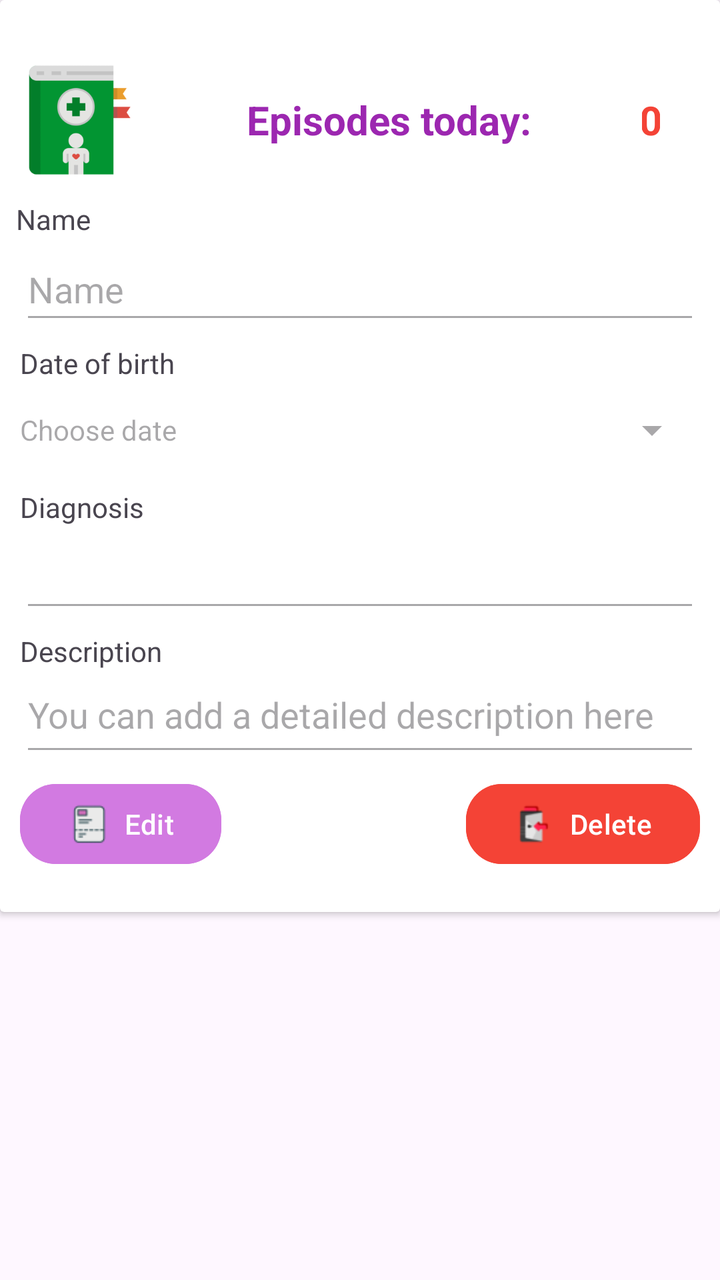
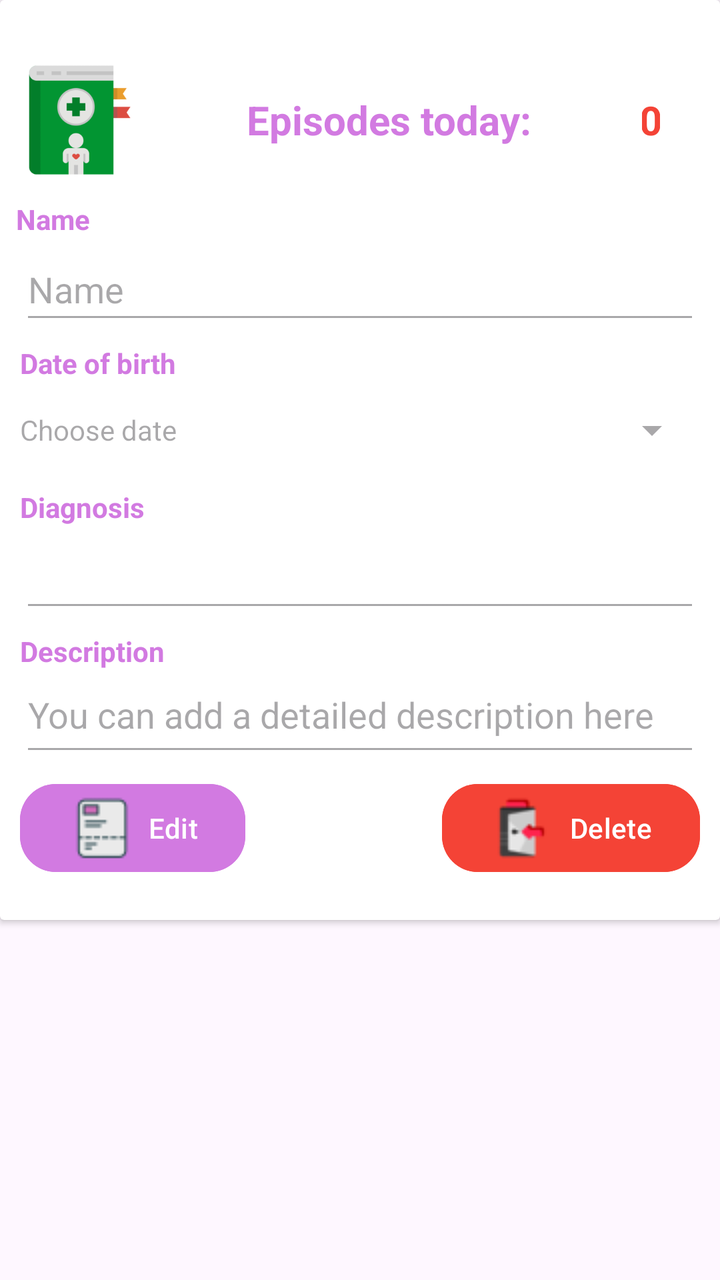

Before-and-after screenshots of an Android layout around one commit, followed by the original layout XML and the change that was made.
<!-- AndroidManifest.xml: application theme Theme.AppFond -->
<!-- res/layout/diag_list_item.xml -->
<?xml version="1.0" encoding="utf-8"?>
<androidx.constraintlayout.widget.ConstraintLayout xmlns:android="http://schemas.android.com/apk/res/android"
    xmlns:app="http://schemas.android.com/apk/res-auto"
    xmlns:tools="http://schemas.android.com/tools"
    android:layout_width="match_parent"
    android:layout_height="wrap_content">

    <androidx.cardview.widget.CardView
        android:layout_width="0dp"
        android:layout_height="wrap_content"
        app:layout_constraintEnd_toEndOf="parent"
        app:layout_constraintStart_toStartOf="parent"
        app:layout_constraintTop_toTopOf="parent">

        <androidx.constraintlayout.widget.ConstraintLayout
            android:layout_width="match_parent"
            android:layout_height="wrap_content">

            <ImageView
                android:id="@+id/imageView11"
                android:layout_width="60dp"
                android:layout_height="60dp"
                android:layout_marginStart="8dp"
                android:layout_marginTop="30dp"
                android:src="@drawable/handbook_medicine"
                app:layout_constraintStart_toStartOf="parent"
                app:layout_constraintTop_toTopOf="parent" />

            <TextView
                android:id="@+id/textView3"
                android:layout_width="243dp"
                android:layout_height="60dp"
                android:layout_marginStart="5dp"
                android:layout_marginTop="30dp"
                android:layout_marginEnd="5dp"
                android:gravity="center_vertical"
                android:singleLine="false"
                android:text="@string/res_fix_btn_text"
                android:textAlignment="center"
                android:textAllCaps="false"
                android:textColor="#9C27B0"
                android:textSize="20sp"
                android:textStyle="bold"
                app:layout_constraintEnd_toStartOf="@+id/labelCountEpi"
                app:layout_constraintStart_toEndOf="@+id/imageView11"
                app:layout_constraintTop_toTopOf="parent" />

            <TextView
                android:id="@+id/labelCountEpi"
                android:layout_width="0dp"
                android:layout_height="60dp"
                android:layout_marginTop="30dp"
                android:layout_marginEnd="30dp"
                android:gravity="center_vertical"
                android:text="@string/cnt_txt_epi"
                android:textAlignment="center"
                android:textColor="@color/red"
                android:textSize="20sp"
                android:textStyle="bold"
                app:layout_constraintEnd_toEndOf="parent"
                app:layout_constraintStart_toEndOf="@+id/textView3"
                app:layout_constraintTop_toTopOf="parent" />

            <TextView
                android:id="@+id/textView5"
                android:layout_width="54dp"
                android:layout_height="19dp"
                android:layout_marginStart="8dp"
                android:layout_marginTop="10dp"
                android:text="@string/textName"
                app:layout_constraintStart_toStartOf="parent"
                app:layout_constraintTop_toBottomOf="@+id/textView3" />

            <TextView
                android:id="@+id/textView7"
                android:layout_width="wrap_content"
                android:layout_height="wrap_content"
                android:layout_marginStart="10dp"
                android:layout_marginTop="5dp"
                android:text="@string/textBirthday"
                app:layout_constraintStart_toStartOf="parent"
                app:layout_constraintTop_toBottomOf="@+id/fieldCardPersonName" />

            <EditText
                android:id="@+id/fieldCardPersonName"
                android:layout_width="0dp"
                android:layout_height="wrap_content"
                android:layout_marginStart="10dp"
                android:layout_marginEnd="10dp"
                android:autofillHints=""
                android:editable="false"
                android:ems="10"
                android:enabled="false"
                android:inputType="textPersonName"
                android:minHeight="48dp"
                android:text="@string/card_res_name_stat"
                app:layout_constraintEnd_toEndOf="parent"
                app:layout_constraintStart_toStartOf="parent"
                app:layout_constraintTop_toBottomOf="@+id/textView5" />

            <TextView
                android:id="@+id/textView9"
                android:layout_width="wrap_content"
                android:layout_height="wrap_content"
                android:layout_marginStart="10dp"
                android:layout_marginTop="5dp"
                android:text="@string/diag_text_field_stat"
                app:layout_constraintStart_toStartOf="parent"
                app:layout_constraintTop_toBottomOf="@+id/fieldCardBirthday" />


            <EditText
                android:id="@+id/fieldCardBirthday"
                style="@style/Widget.AppCompat.Spinner"
                android:layout_width="0dp"
                android:layout_height="wrap_content"
                android:layout_marginStart="10dp"
                android:layout_marginEnd="10dp"
                android:autofillHints=""
                android:editable="false"
                android:ems="10"
                android:enabled="false"
                android:hint="@string/textChooseDateField"
                android:minHeight="48dp"
                app:layout_constraintEnd_toEndOf="parent"
                app:layout_constraintStart_toStartOf="parent"
                app:layout_constraintTop_toBottomOf="@+id/textView7"
                tools:ignore="SpeakableTextPresentCheck" />


            <TextView
                android:id="@+id/textView10"
                android:layout_width="wrap_content"
                android:layout_height="wrap_content"
                android:layout_marginStart="10dp"
                android:layout_marginTop="5dp"
                android:text="@string/desc_card_val"
                app:layout_constraintStart_toStartOf="parent"
                app:layout_constraintTop_toBottomOf="@+id/fieldCardDiag" />

            <EditText
                android:id="@+id/fieldCardDiag"
                android:layout_width="0dp"
                android:layout_height="wrap_content"
                android:layout_marginStart="10dp"
                android:layout_marginEnd="10dp"
                android:autofillHints=""
                android:contentDescription="@string/res_card_val_diag"
                android:editable="true"
                android:ems="10"
                android:enabled="false"
                android:minHeight="48dp"
                app:layout_constraintEnd_toEndOf="parent"
                app:layout_constraintHorizontal_bias="0.042"
                app:layout_constraintStart_toStartOf="parent"
                app:layout_constraintTop_toBottomOf="@+id/textView9" />

            <EditText
                android:id="@+id/fieldCardDesc"
                android:layout_width="0dp"
                android:layout_height="wrap_content"
                android:layout_marginStart="10dp"
                android:layout_marginEnd="10dp"
                android:autofillHints=""
                android:editable="false"
                android:ems="10"
                android:enabled="false"
                android:gravity="start|top"
                android:hint="@string/res_desc_card"
                android:inputType="textMultiLine"
                android:minHeight="48dp"
                app:layout_constraintEnd_toEndOf="parent"
                app:layout_constraintStart_toStartOf="parent"
                app:layout_constraintTop_toBottomOf="@+id/textView10" />

            <Button
                android:id="@+id/buttonEditCard"
                android:layout_width="wrap_content"
                android:layout_height="wrap_content"
                android:layout_marginStart="10dp"
                android:layout_marginTop="5dp"
                android:layout_marginBottom="20dp"
                android:backgroundTint="@color/fiol_bleed"
                android:text="@string/textEdit"
                app:cornerRadius="18dp"
                app:icon="@drawable/receipt"
                app:iconSize="20dp"
                app:iconTintMode="multiply"
                app:layout_constraintBottom_toBottomOf="parent"
                app:layout_constraintStart_toStartOf="parent"
                app:layout_constraintTop_toBottomOf="@+id/fieldCardDesc" />

            <Button
                android:id="@+id/buttonDelCard"
                android:layout_width="wrap_content"
                android:layout_height="wrap_content"
                android:layout_marginTop="5dp"
                android:layout_marginEnd="10dp"
                android:layout_marginBottom="20dp"
                android:backgroundTint="@color/red"
                android:text="@string/textDelete"
                app:cornerRadius="18dp"
                app:icon="@drawable/exit_32"
                app:iconSize="20dp"
                app:iconTintMode="multiply"
                app:layout_constraintBottom_toBottomOf="parent"
                app:layout_constraintEnd_toEndOf="parent"
                app:layout_constraintTop_toBottomOf="@+id/fieldCardDesc" />

            <TextView
                android:id="@+id/fieldIdCard"
                android:layout_width="wrap_content"
                android:layout_height="wrap_content"
                android:layout_marginStart="100dp"
                android:layout_marginTop="5dp"
                android:text="0"
                android:visibility="invisible"
                app:layout_constraintStart_toStartOf="parent"
                app:layout_constraintTop_toTopOf="parent" />

            <TextView
                android:id="@+id/textDiagTmp"
                android:layout_width="wrap_content"
                android:layout_height="wrap_content"
                android:layout_marginEnd="2dp"
                android:layout_marginBottom="5dp"
                android:text="TextView"
                android:visibility="invisible"
                app:layout_constraintBottom_toBottomOf="parent"
                app:layout_constraintEnd_toStartOf="@+id/buttonDelCard"
                app:layout_constraintStart_toEndOf="@+id/buttonEditCard" />

        </androidx.constraintlayout.widget.ConstraintLayout>
    </androidx.cardview.widget.CardView>

</androidx.constraintlayout.widget.ConstraintLayout>
<!-- resources referenced by this layout -->
<resources>
  <color name="fiol_bleed">#D27AE1</color>
  <color name="red">#F44336</color>
  <!-- drawable exit_32: png bitmap (drawable, 1814 bytes) -->
  <!-- drawable handbook_medicine: png bitmap (drawable, 10821 bytes) -->
  <!-- drawable receipt: png bitmap (drawable, 914 bytes) -->
  <string name="card_res_name_stat">Name</string>
  <string name="cnt_txt_epi">0</string>
  <string name="desc_card_val">Description</string>
  <string name="diag_text_field_stat">Diagnosis</string>
  <string name="res_card_val_diag">diag</string>
  <string name="res_desc_card">You can add a detailed description here</string>
  <string name="res_fix_btn_text">Episodes today:</string>
  <string name="textBirthday">Date of birth</string>
  <string name="textChooseDateField">Choose date</string>
  <string name="textDelete">Delete</string>
  <string name="textEdit">Edit</string>
  <string name="textName">Name</string>
  <style name="Theme.AppFond" parent="Theme.MaterialComponents.DayNight.NoActionBar">
          
          <item name="colorPrimary">@color/fiol</item>
          <item name="colorPrimaryVariant">@color/fiol</item>
          <item name="colorOnPrimary">@color/white</item>
          
          <item name="colorSecondary">@color/purple_400</item>
          <item name="colorSecondaryVariant">@color/purple_800</item>
          <item name="colorOnSecondary">@color/black</item>
          
          <item name="android:statusBarColor">?attr/colorPrimaryVariant</item>
          
      </style>
  <color name="fiol">#9C27B0</color>
  <color name="white">#FFFFFFFF</color>
  <color name="black">#FF000000</color>
</resources>

<!-- the commit's change to res/layout/diag_list_item.xml (unified diff, before → after) -->
@@ -38,7 +38,7 @@
                 android:text="@string/res_fix_btn_text"
                 android:textAlignment="center"
                 android:textAllCaps="false"
-                android:textColor="#9C27B0"
+                android:textColor="@color/fiol_bleed"
                 android:textSize="20sp"
                 android:textStyle="bold"
                 app:layout_constraintEnd_toStartOf="@+id/labelCountEpi"
@@ -68,6 +68,8 @@
                 android:layout_marginStart="8dp"
                 android:layout_marginTop="10dp"
                 android:text="@string/textName"
+                android:textColor="@color/fiol_bleed"
+                android:textStyle="bold"
                 app:layout_constraintStart_toStartOf="parent"
                 app:layout_constraintTop_toBottomOf="@+id/textView3" />
 
@@ -78,6 +80,8 @@
                 android:layout_marginStart="10dp"
                 android:layout_marginTop="5dp"
                 android:text="@string/textBirthday"
+                android:textColor="@color/fiol_bleed"
+                android:textStyle="bold"
                 app:layout_constraintStart_toStartOf="parent"
                 app:layout_constraintTop_toBottomOf="@+id/fieldCardPersonName" />
 
@@ -105,6 +109,8 @@
                 android:layout_marginStart="10dp"
                 android:layout_marginTop="5dp"
                 android:text="@string/diag_text_field_stat"
+                android:textColor="@color/fiol_bleed"
+                android:textStyle="bold"
                 app:layout_constraintStart_toStartOf="parent"
                 app:layout_constraintTop_toBottomOf="@+id/fieldCardBirthday" />
 
@@ -135,6 +141,8 @@
                 android:layout_marginStart="10dp"
                 android:layout_marginTop="5dp"
                 android:text="@string/desc_card_val"
+                android:textColor="@color/fiol_bleed"
+                android:textStyle="bold"
                 app:layout_constraintStart_toStartOf="parent"
                 app:layout_constraintTop_toBottomOf="@+id/fieldCardDiag" />
 
@@ -182,10 +190,13 @@
                 android:layout_marginBottom="20dp"
                 android:backgroundTint="@color/fiol_bleed"
                 android:text="@string/textEdit"
+                android:textColor="@color/white"
+                android:textAllCaps="false"
                 app:cornerRadius="18dp"
                 app:icon="@drawable/receipt"
-                app:iconSize="20dp"
-                app:iconTintMode="multiply"
+                app:iconSize="32dp"
+                app:iconTint="@null"
+                app:iconTintMode="src_in"
                 app:layout_constraintBottom_toBottomOf="parent"
                 app:layout_constraintStart_toStartOf="parent"
                 app:layout_constraintTop_toBottomOf="@+id/fieldCardDesc" />
@@ -199,10 +210,13 @@
                 android:layout_marginBottom="20dp"
                 android:backgroundTint="@color/red"
                 android:text="@string/textDelete"
+                android:textAllCaps="false"
+                android:textColor="@color/white"
                 app:cornerRadius="18dp"
                 app:icon="@drawable/exit_32"
-                app:iconSize="20dp"
-                app:iconTintMode="multiply"
+                app:iconSize="32dp"
+                app:iconTint="@null"
+                app:iconTintMode="src_in"
                 app:layout_constraintBottom_toBottomOf="parent"
                 app:layout_constraintEnd_toEndOf="parent"
                 app:layout_constraintTop_toBottomOf="@+id/fieldCardDesc" />
